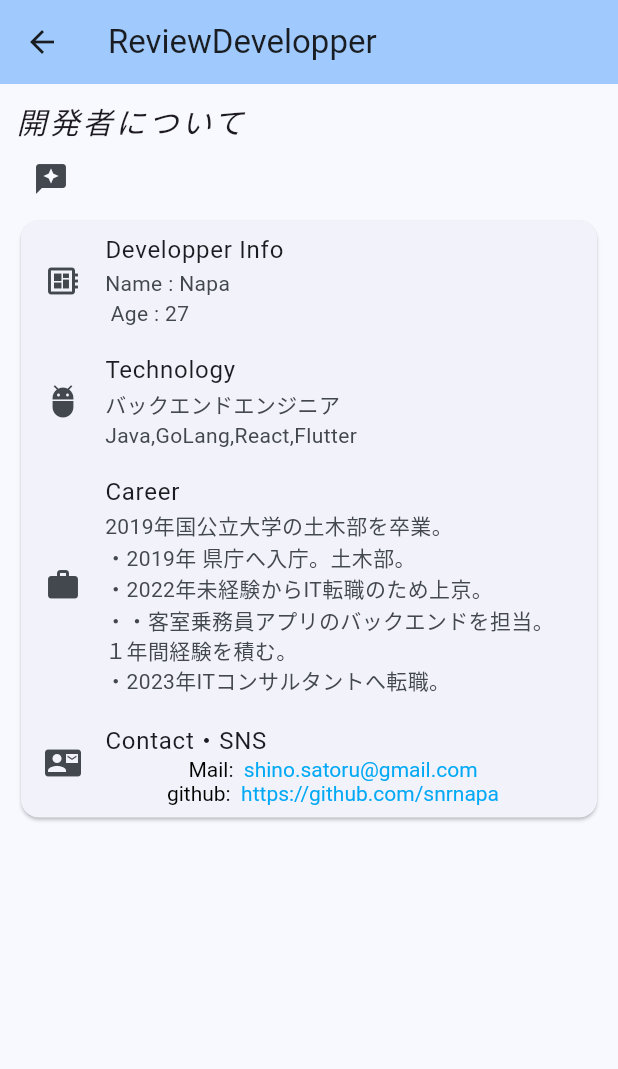
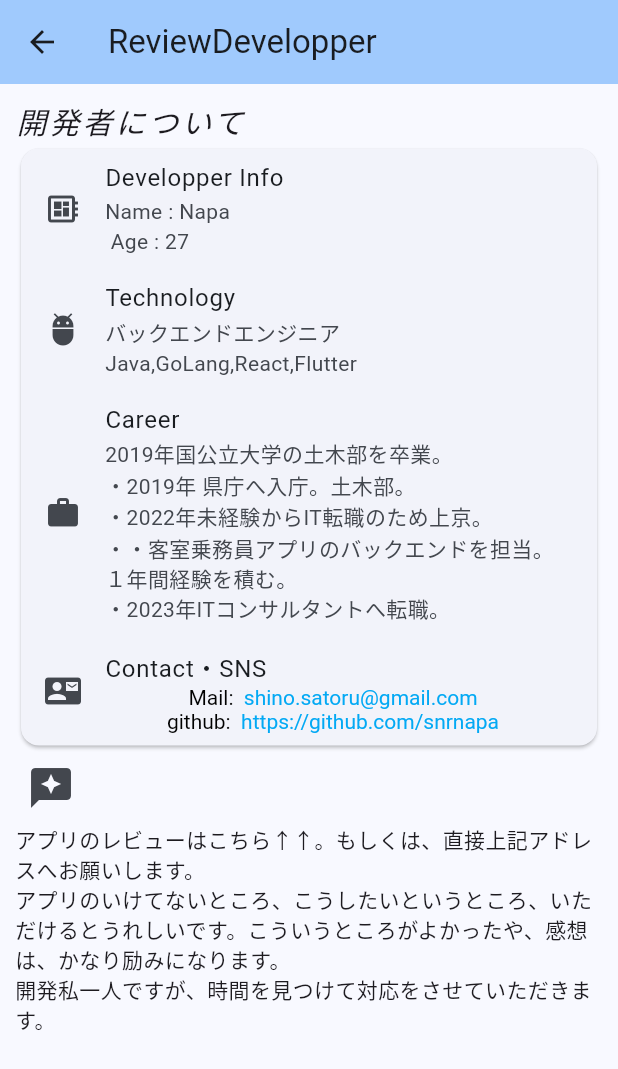
Before and after one commit to snrnapa/surveying_flutter, a Flutter app: the ReviewDevelopper screen opened directly, on a phone screen of 412 x 824 dp. Shown: the top 1069 px of the screen. Run offline on Flutter 3.47's test engine with Material 3 defaults, Android fonts, the phone set to English and light mode, and no system bars; our stand-ins replace google_fonts, image_picker, in_app_review, sqflite; missing offline and left inert: flutter_email_sender; accounts and stored records are empty; Roboto replaces fonts that are missing (Murecho).

Commit message:
文章を少し編集した

```diff
--- a/lib/review_developper.dart
+++ b/lib/review_developper.dart
@@ -36,9 +36,6 @@ class _ReviewDevelopperPageState extends State<ReviewDevelopper> {
             mainAxisAlignment: MainAxisAlignment.spaceEvenly,
             children: [
               TitleText(text: '開発者について'),
-              IconButton(
-                  onPressed: () => DrawerHelper.launchStoreReview(context),
-                  icon: Icon(Icons.reviews)),
               Card(
                 // color: Color.fromARGB(207, 28, 225, 163),
                 child: Column(children: [
@@ -101,6 +98,13 @@ class _ReviewDevelopperPageState extends State<ReviewDevelopper> {
                       )),
                 ]),
               ),
+              IconButton(
+                onPressed: () => DrawerHelper.launchStoreReview(context),
+                icon: Icon(Icons.reviews),
+                iconSize: 32,
+              ),
+              Text(
+                  "アプリのレビューはこちら↑↑。もしくは、直接上記アドレスへお願いします。\nアプリのいけてないところ、こうしたいというところ、いただけるとうれしいです。こういうところがよかったや、感想は、かなり励みになります。\n開発私一人ですが、時間を見つけて対応をさせていただきます。"),
             ],
           ),
         )),
```
